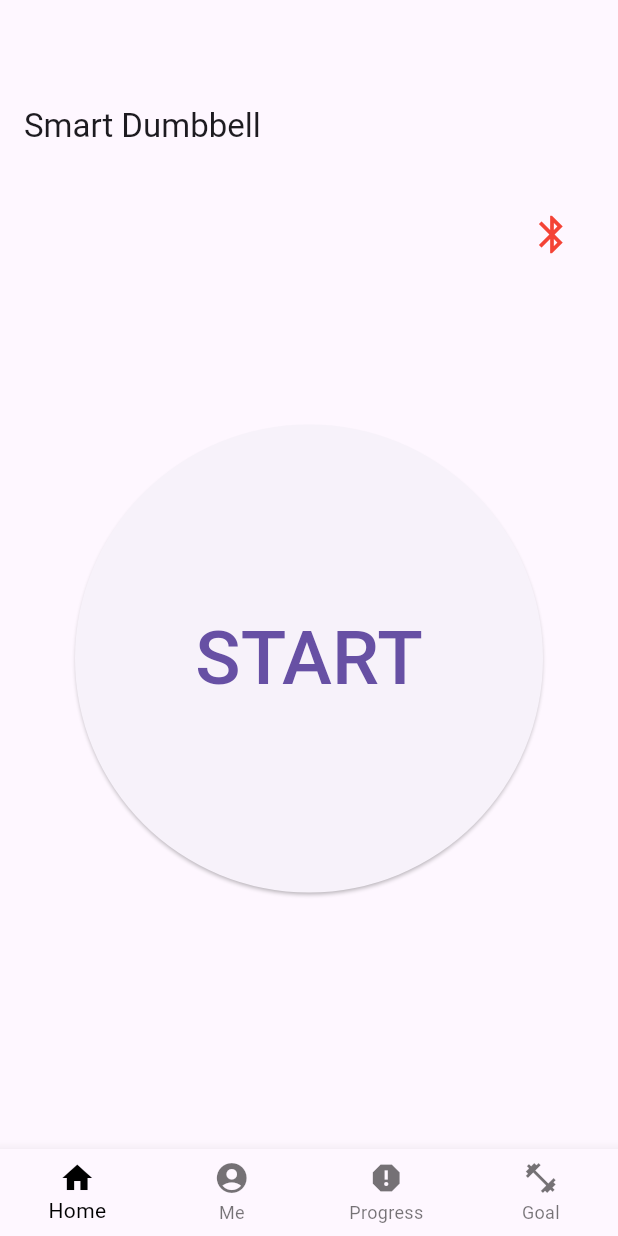
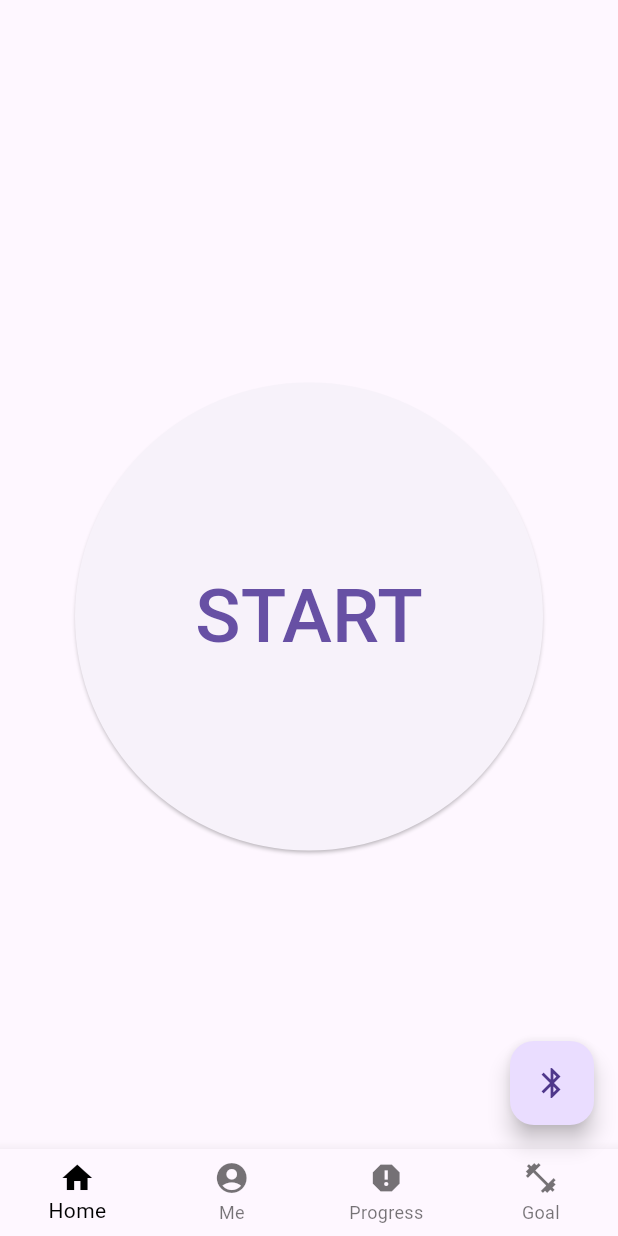
Before and after one commit to Smart-Dumbbell/main, a Flutter app: the screen it shows after launch, on a phone screen of 412 x 824 dp. Run offline on Flutter 3.47's test engine with Material 3 defaults, Android fonts, the phone set to English and light mode, and no system bars; our stand-ins replace fl_chart, logger, shared_preferences; missing offline and left inert: dart:ffi, flutter_reactive_ble; statements that could not run were skipped.

Commit message:
ble yaml update

```diff
--- a/Mobile/lib/main.dart
+++ b/Mobile/lib/main.dart
@@ -1,6 +1,7 @@
 //import 'dart:html';
 import 'dart:math';
 import 'dart:ui';
+import 'dart:convert';
 
 import 'package:flutter/material.dart';
 //import 'package:shared_preferences/shared_preferences.dart';
@@ -9,12 +10,17 @@ import 'dart:async';
 import 'package:flutter/cupertino.dart';
 //import 'package:smart_dumbbell_mobile/bar_graphs/bar_graph.dart';
 import 'package:provider/provider.dart';
-import 'package:smart_dumbbell_mobile/start_page.dart';
+// import 'package:smart_dumbbell_mobile/start_page.dart';
+import 'package:smart_dumbbell_mobile/working_page.dart';
 import 'package:smart_dumbbell_mobile/me_page.dart';
 import 'package:smart_dumbbell_mobile/goal_page.dart';
+import 'package:flutter_reactive_ble/flutter_reactive_ble.dart';
+import 'package:logger/logger.dart' as MyLogger;
 
 
 ValueNotifier<bool> isBluetoothConnected = ValueNotifier(false);
+
+var _value = '';
 
 
 void main() {
@@ -38,7 +44,7 @@ class MyApp extends StatelessWidget {
       initialRoute: '/',
       routes: {
         '/': (context) => HomePage(),
-        '/start': (context) => StartPage(),
+        // '/start': (context) => StartPage(),
         '/me': (context) => MePage(),
         '/progress': (context) => ProgressPage(),
         //'/goal': (context) => GoalPage(onGoalSelected: (int ) {  },),
@@ -56,34 +62,84 @@ class HomePage extends StatefulWidget {
 
 class _HomePageState extends State<HomePage> {
   int _selectedIndex = 0;
+  final _ble = FlutterReactiveBle();
+  StreamSubscription<DiscoveredDevice>? _scanSub;
+  StreamSubscription<ConnectionStateUpdate>? _connectSub;
+  StreamSubscription<List<int>>? _notifySub;
+  var _found = false;
 
-  static List<Widget> _widgetOptions = <Widget>[
-    StartPage(),
-    MePage(),
-    ProgressPage(),
-    //GoalPage(),
-    GoalPage(onGoalSelected: (int selectedIndex) {}),
-  ];
+  @override
+  void initState() {
+    super.initState();
+    _scanSub = _ble.scanForDevices(withServices: []).listen(_onScanUpdate);
+  }
+
+  @override
+  void dispose() {
+    _notifySub?.cancel();
+    _connectSub?.cancel();
+    _scanSub?.cancel();
+    super.dispose();
+  }
 
   void _onItemTapped(int index) {
+    if (index >= 0 && index < 4) {
+      setState(() {
+        _selectedIndex = index;
+      });
+    }
+  }
 
-    if (index >= 0 && index < _widgetOptions.length) {
-    setState(() {
-      _selectedIndex = index;
+  void _onScanUpdate(DiscoveredDevice d) {
+    if (d.name == 'BLE-TEMP' && !_found) {
+      _found = true;
+      _connectSub = _ble.connectToDevice(id: d.id).listen((update) {
+        if (update.connectionState == DeviceConnectionState.connected) {
+          _onConnected(d.id);
+        }
+      });
+    }
+  }
+
+  void _onConnected(String deviceId) {
+    final characteristic = QualifiedCharacteristic(
+        deviceId: deviceId,
+        serviceId: Uuid.parse('00000000-5EC4-4083-81CD-A10B8D5CF6EC'),
+        characteristicId: Uuid.parse('00000001-5EC4-4083-81CD-A10B8D5CF6EC'));
+
+    _notifySub = _ble.subscribeToCharacteristic(characteristic).listen((bytes) {
+      setState(() {
+        _value = const Utf8Decoder().convert(bytes);
+      });
     });
-  }
   }
 
   @override
   Widget build(BuildContext context) {
     return Scaffold(
       appBar: AppBar(
-
         //title: Text('Home Page'),
         automaticallyImplyLeading: false, // Remove the back arrow
       ),
       body: Center(
-        child: _widgetOptions.elementAt(_selectedIndex),
+        child: _selectedIndex == 0
+            ? ElevatedButton(
+                onPressed: () {
+                  // Your code here for Start button
+                  Navigator.push(
+                    context,
+                    MaterialPageRoute(builder: (context) => WorkingPage()),
+                  );
+                },
+                style: ElevatedButton.styleFrom(
+                  shape: CircleBorder(),
+                  padding: EdgeInsets.all(120), // Adjust the size of the button
+                ),
+                child: Text('START', style: TextStyle(fontSize: 50)), // Adjust the size of the font
+              )
+            : _value.isEmpty
+                ? const CircularProgressIndicator()
+                : Text(_value, style: Theme.of(context).textTheme.titleLarge),
       ),
       bottomNavigationBar: BottomNavigationBar(
         type: BottomNavigationBarType.fixed,
@@ -109,6 +165,83 @@ class _HomePageState extends State<HomePage> {
         selectedItemColor: Colors.black,
         onTap: _onItemTapped,
       ),
+      floatingActionButton: FloatingActionButton(
+        onPressed: () {
+          // Your code here for Bluetooth button
+          _scanSub?.cancel();
+          _found = false;
+          setState(() {});
+          _scanSub = _ble.scanForDevices(withServices: []).listen(_onScanUpdate);
+        },
+        tooltip: 'Bluetooth',
+        child: Icon(Icons.bluetooth),
+      ),
     );
   }
 }
+
+
+
+// class HomePage extends StatefulWidget {
+//   @override
+//   _HomePageState createState() => _HomePageState();
+// }
+
+// class _HomePageState extends State<HomePage> {
+//   int _selectedIndex = 0;
+
+//   static List<Widget> _widgetOptions = <Widget>[
+//     StartPage(),
+//     MePage(),
+//     ProgressPage(),
+//     //GoalPage(),
+//     GoalPage(onGoalSelected: (int selectedIndex) {}),
+//   ];
+
+//   void _onItemTapped(int index) {
+
+//     if (index >= 0 && index < _widgetOptions.length) {
+//     setState(() {
+//       _selectedIndex = index;
+//     });
+//   }
+//   }
+
+//   @override
+//   Widget build(BuildContext context) {
+//     return Scaffold(
+//       appBar: AppBar(
+
+//         //title: Text('Home Page'),
+//         automaticallyImplyLeading: false, // Remove the back arrow
+//       ),
+//       body: Center(
+//         child: _widgetOptions.elementAt(_selectedIndex),
+//       ),
+//       bottomNavigationBar: BottomNavigationBar(
+//         type: BottomNavigationBarType.fixed,
+//         items: const <BottomNavigationBarItem>[
+//           BottomNavigationBarItem(
+//             icon: Icon(Icons.home),
+//             label: 'Home',
+//           ),
+//           BottomNavigationBarItem(
+//             icon: Icon(Icons.account_circle),
+//             label: 'Me',
+//           ),
+//           BottomNavigationBarItem(
+//             icon: Icon(Icons.report),
+//             label: 'Progress',
+//           ),
+//           BottomNavigationBarItem(
+//             icon: Icon(Icons.fitness_center),
+//             label: 'Goal',
+//           ),
+//         ],
+//         currentIndex: _selectedIndex,
+//         selectedItemColor: Colors.black,
+//         onTap: _onItemTapped,
+//       ),
+//     );
+//   }
+// }
--- a/Mobile/pubspec.yaml
+++ b/Mobile/pubspec.yaml
@@ -31,13 +31,13 @@ dependencies:
   flutter:
     sdk: flutter
   shared_preferences: ^2.0.8
-  flutter_blue: ^0.8.0
+  flutter_reactive_ble: ^5.2.0
+  logger: ^2.2.0
   provider: ^6.1.2
 
   # The following adds the Cupertino Icons font to your application.
   # Use with the CupertinoIcons class for iOS style icons.
   english_words: ^4.0.0
-  provider: ^6.0.0
   cupertino_icons: ^1.0.6
   fl_chart: ^0.60.0
 
```
Also changed, not shown: Mobile/pubspec.lock, 1 other file.
